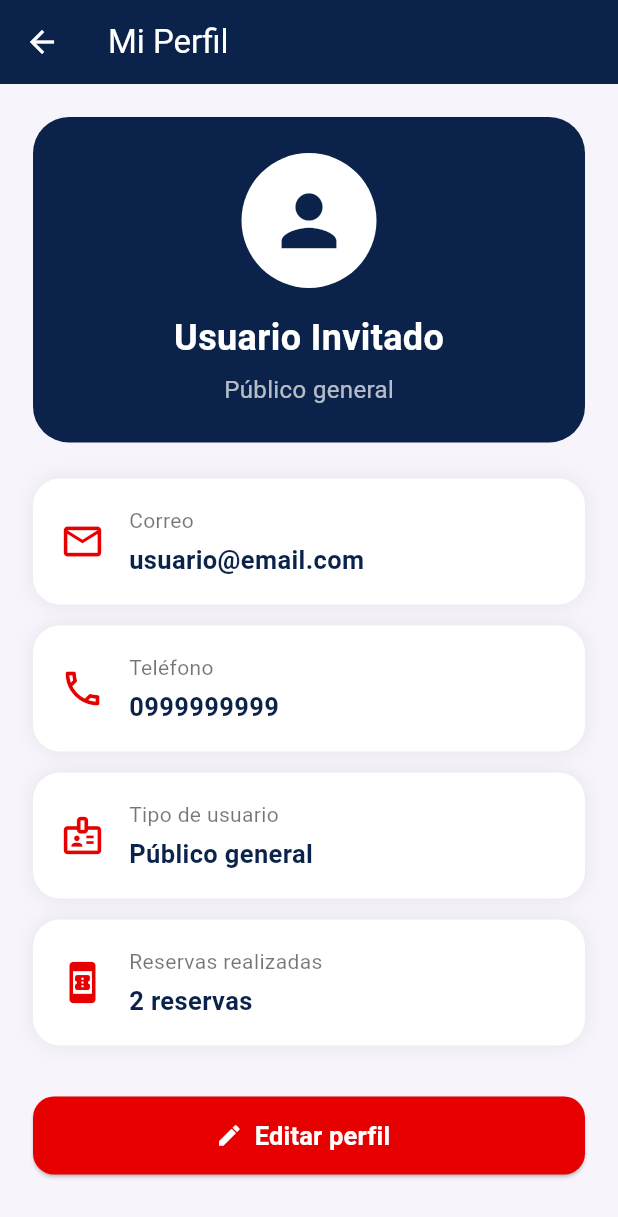
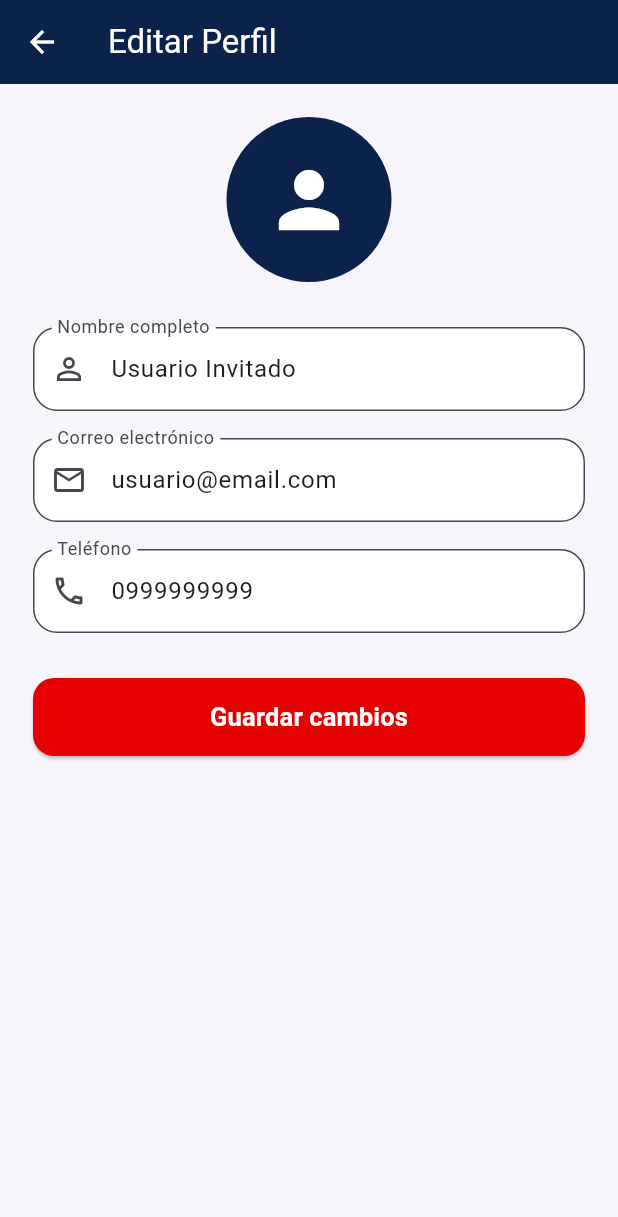
Before and after one commit to emi123gxt-gif/centro_exposiciones_app, a Flutter app: the PerfilScreen screen opened directly, after a tap on "Editar perfil", on a phone screen of 412 x 824 dp. Shown: the top 1217 px of the screen. Run offline on Flutter 3.47's test engine with Material 3 defaults, Android fonts, the phone set to English and light mode, and no system bars.

Commit message:
Se agregaron mejoras visuales y nuevas pantallas frontend

```diff
--- /dev/null
+++ b/lib/screens/perfil/editar_perfil_screen.dart
@@ -0,0 +1,150 @@
+import 'package:flutter/material.dart';
+
+class EditarPerfilScreen extends StatefulWidget {
+  const EditarPerfilScreen({super.key});
+
+  @override
+  State<EditarPerfilScreen> createState() =>
+      _EditarPerfilScreenState();
+}
+
+class _EditarPerfilScreenState
+    extends State<EditarPerfilScreen> {
+
+  static const Color azulOscuro = Color(0xFF0B234A);
+  static const Color rojoPrincipal = Color(0xFFE60000);
+  static const Color fondoClaro = Color(0xFFF7F4FB);
+
+  final TextEditingController nombreController =
+      TextEditingController(
+    text: 'Usuario Invitado',
+  );
+
+  final TextEditingController correoController =
+      TextEditingController(
+    text: 'usuario@email.com',
+  );
+
+  final TextEditingController telefonoController =
+      TextEditingController(
+    text: '0999999999',
+  );
+
+  void guardarCambios() {
+    ScaffoldMessenger.of(context).showSnackBar(
+      const SnackBar(
+        content: Text('Perfil actualizado correctamente'),
+        backgroundColor: Colors.green,
+      ),
+    );
+
+    Navigator.pop(context);
+  }
+
+  @override
+  Widget build(BuildContext context) {
+    return Scaffold(
+      backgroundColor: fondoClaro,
+
+      appBar: AppBar(
+        backgroundColor: azulOscuro,
+        iconTheme: const IconThemeData(color: Colors.white),
+        title: const Text(
+          'Editar Perfil',
+          style: TextStyle(color: Colors.white),
+        ),
+      ),
+
+      body: SingleChildScrollView(
+        padding: const EdgeInsets.all(22),
+        child: Column(
+          children: [
+
+            Container(
+              width: 110,
+              height: 110,
+              decoration: BoxDecoration(
+                color: azulOscuro,
+                borderRadius: BorderRadius.circular(60),
+              ),
+              child: const Icon(
+                Icons.person,
+                color: Colors.white,
+                size: 60,
+              ),
+            ),
+
+            const SizedBox(height: 30),
+
+            TextField(
+              controller: nombreController,
+              decoration: InputDecoration(
+                labelText: 'Nombre completo',
+                prefixIcon: const Icon(Icons.person_outline),
+                border: OutlineInputBorder(
+                  borderRadius: BorderRadius.circular(16),
+                ),
+                filled: true,
+                fillColor: Colors.white,
+              ),
+            ),
+
+            const SizedBox(height: 18),
+
+            TextField(
+              controller: correoController,
+              decoration: InputDecoration(
+                labelText: 'Correo electrónico',
+                prefixIcon: const Icon(Icons.email_outlined),
+                border: OutlineInputBorder(
+                  borderRadius: BorderRadius.circular(16),
+                ),
+                filled: true,
+                fillColor: Colors.white,
+              ),
+            ),
+
+            const SizedBox(height: 18),
+
+            TextField(
+              controller: telefonoController,
+              decoration: InputDecoration(
+                labelText: 'Teléfono',
+                prefixIcon: const Icon(Icons.phone_outlined),
+                border: OutlineInputBorder(
+                  borderRadius: BorderRadius.circular(16),
+                ),
+                filled: true,
+                fillColor: Colors.white,
+              ),
+            ),
+
+            const SizedBox(height: 30),
+
+            SizedBox(
+              width: double.infinity,
+              height: 52,
+              child: ElevatedButton(
+                style: ElevatedButton.styleFrom(
+                  backgroundColor: rojoPrincipal,
+                  foregroundColor: Colors.white,
+                  shape: RoundedRectangleBorder(
+                    borderRadius: BorderRadius.circular(14),
+                  ),
+                ),
+                onPressed: guardarCambios,
+                child: const Text(
+                  'Guardar cambios',
+                  style: TextStyle(
+                    fontSize: 17,
+                    fontWeight: FontWeight.bold,
+                  ),
+                ),
+              ),
+            ),
+          ],
+        ),
+      ),
+    );
+  }
+}
--- a/lib/screens/perfil/perfil_screen.dart
+++ b/lib/screens/perfil/perfil_screen.dart
@@ -1,4 +1,5 @@
 import 'package:flutter/material.dart';
+import 'editar_perfil_screen.dart';
 
 class PerfilScreen extends StatelessWidget {
   const PerfilScreen({super.key});
@@ -101,7 +102,14 @@ class PerfilScreen extends StatelessWidget {
                     borderRadius: BorderRadius.circular(14),
                   ),
                 ),
-                onPressed: () {},
+                onPressed: () {
+                  Navigator.push(
+                    context,
+                    MaterialPageRoute(
+                      builder: (context) => const EditarPerfilScreen(),
+                    ),
+                  );
+                },
                 icon: const Icon(Icons.edit),
                 label: const Text(
                   'Editar perfil',
```
Also changed, not shown: lib/screens/espacios/espacios_screen.dart (+26 -2 lines), lib/screens/home/home_screen.dart (+121 -13 lines), lib/screens/info/info_screen.dart (added, +148 -0 lines).
